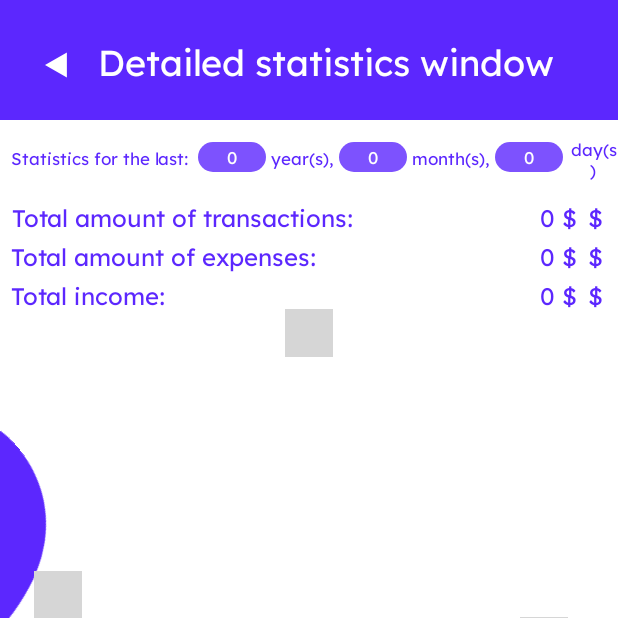
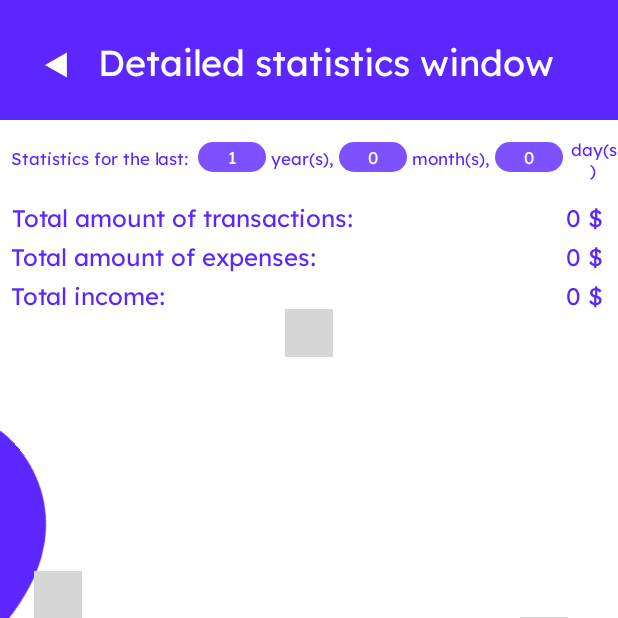
Before and after one commit to ByterGame/finance_tracker, an Android app built with Jetpack Compose: the DetailedStatisticsActivity screen opened directly, with no data from a screen before it, on a phone screen of 412 x 824 dp, the top half of it. Run offline under Robolectric (Android 15) with nearby library versions, the phone set to English and light mode, and no system bars; our stand-ins replace Room's generated code; libraries missing offline, so code that uses them is left out: com.github.mikephil.charting; plain views replace PieChart; 4 statements that could not run were skipped; grey boxes are pictures that could not be loaded.

Commit message:
conversion to base currency for charts, diagrams and detailed statistics screen

```diff
--- a/app/src/main/java/com/example/finance_tracker_app/DetailedStatisticsActivity.kt
+++ b/app/src/main/java/com/example/finance_tracker_app/DetailedStatisticsActivity.kt
@@ -38,6 +38,12 @@ class DetailedStatisticsActivity : AppCompatActivity() {
     private lateinit var binding: DetailedStatisticsLayoutBinding
     private lateinit var db: AppDatabase
     private lateinit var operationDao: OperationDao
+    private var mainCurrency = ""
+    private val currencySymbolMap = mapOf(
+        "USD" to "$", "EUR" to "€", "GBP" to "£", "JPY" to "¥",
+        "CNY" to "¥", "RUB" to "₽", "INR" to "₹", "AUD" to "A$",
+        "CAD" to "C$", "CHF" to "₣", "TRY" to "₺"
+    )
 
 
     data class Category(val name: String, val color: Int)
@@ -55,6 +61,7 @@ class DetailedStatisticsActivity : AppCompatActivity() {
 
     override fun onCreate(savedInstanceState: Bundle?) {
         super.onCreate(savedInstanceState)
+        mainCurrency = getMainCurrency()
         binding = DetailedStatisticsLayoutBinding.inflate(layoutInflater)
         setContentView(binding.root)
 
@@ -69,7 +76,6 @@ class DetailedStatisticsActivity : AppCompatActivity() {
             override fun beforeTextChanged(s: CharSequence?, start: Int, count: Int, after: Int) {}
             override fun onTextChanged(s: CharSequence?, start: Int, before: Int, count: Int) {}
         }
-
         binding.yearsPeriod.addTextChangedListener(watcher)
         binding.monthsPeriod.addTextChangedListener(watcher)
         binding.daysPeriod.addTextChangedListener(watcher)
@@ -158,22 +164,6 @@ class DetailedStatisticsActivity : AppCompatActivity() {
         return sb.toString()
     }
 
-    private fun saveCSVToFile(csvContent: String): android.net.Uri? {
-        return try {
-            val filename = "finance_export_${System.currentTimeMillis()}.csv"
-            val file = File(getExternalFilesDir(null), filename)
-            file.writeText(csvContent)
-            androidx.core.content.FileProvider.getUriForFile(
-                this,
-                "${applicationContext.packageName}.fileprovider",
-                file
-            )
-        } catch (e: Exception) {
-            e.printStackTrace()
-            null
-        }
-    }
-
     private fun saveCSVToDocuments(csvContent: String): File? {
         return try {
             val docsDir = getExternalFilesDir(Environment.DIRECTORY_DOCUMENTS)
@@ -217,28 +207,28 @@ class DetailedStatisticsActivity : AppCompatActivity() {
     }
 
     private fun setupGeneralInfo(operations: List<Operation>) {
-        val income = operations.filter { it.type.lowercase() == "income" }.sumOf { it.amount }
-        val expense = operations.filter { it.type.lowercase() == "expense" }.sumOf { it.amount }
+        val income = operations.filter { it.type.lowercase() == "income" }
+            .sumOf { convertToMainCurrency(it.amount, it.currency) }
 
-        val incomeValue = if (income.isNaN()) 0.0f else income.toFloat()
-        val expenseValue = if (expense.isNaN()) 0.0f else expense.toFloat()
-        val totalValue = expenseValue + incomeValue
+        val expense = operations.filter { it.type.lowercase() == "expense" }
+            .sumOf { convertToMainCurrency(it.amount, it.currency) }
 
-        binding.totalAmount.text = String.format("%,.0f $", totalValue)
-        binding.totalIncome.text = String.format("%,.0f $", incomeValue)
-        binding.totalExpenses.text = String.format("%,.0f $", expenseValue)
+
+
+        binding.totalIncome.text = String.format("%,.0f %s", income, currencySymbolMap[mainCurrency])
+        binding.totalExpenses.text = String.format("%,.0f %s", expense, currencySymbolMap[mainCurrency])
+        binding.totalAmount.text = String.format("%,.0f %s", income + expense, currencySymbolMap[mainCurrency])
     }
 
     private fun setupTotalAmountChart(operations: List<Operation>) {
-        val income = operations.filter { it.type.lowercase() == "income" }.sumOf { it.amount }
-        val expense = operations.filter { it.type.lowercase() == "expense" }.sumOf { it.amount }
-
-        val incomeValue = if (income.isNaN()) 0.0f else income.toFloat()
-        val expenseValue = if (expense.isNaN()) 0.0f else expense.toFloat()
+        val income = operations.filter { it.type.lowercase() == "income" }
+            .sumOf { convertToMainCurrency(it.amount, it.currency) }
+        val expense = operations.filter { it.type.lowercase() == "expense" }
+            .sumOf { convertToMainCurrency(it.amount, it.currency) }
 
         val entries = listOf(
-            PieEntry(incomeValue.toFloat(), "Income"),
-            PieEntry(expenseValue.toFloat(), "Expense")
+            PieEntry(income.toFloat(), "Income"),
+            PieEntry(expense.toFloat(), "Expense")
         )
 
         val colors = listOf(
@@ -264,8 +254,11 @@ class DetailedStatisticsActivity : AppCompatActivity() {
         title: String
     ) {
         val ops = operations.filter { it.type.equals(type, ignoreCase = true) }
-        val total = ops.sumOf { it.amount }
-        val grouped = ops.groupBy { it.category }.mapValues { it.value.sumOf { it.amount } }
+
+        val grouped = ops.groupBy { it.category }
+            .mapValues { it.value.sumOf { op -> convertToMainCurrency(op.amount, op.currency) } }
+
+        val total = grouped.values.sum()
 
         val entries = mutableListOf<PieEntry>()
         val colors = mutableListOf<Int>()
@@ -298,6 +291,7 @@ class DetailedStatisticsActivity : AppCompatActivity() {
             holeRadius = 70f
             transparentCircleRadius = 0f
             description.isEnabled = false
+            pieChart.setHoleColor(ContextCompat.getColor(context, R.color.theme_color))
             this.centerText = centerText
             setCenterTextSize(12f)
             setCenterTextColor(ContextCompat.getColor(context, R.color.primary_color))
@@ -336,7 +330,7 @@ class DetailedStatisticsActivity : AppCompatActivity() {
 
         nameText.text = "$name:"
         amountText.text = String.format("%,.0f", amount)
-        currencyText.text = currency
+        currencyText.text = currencySymbolMap[currency]
 
         val color = if (isIncome) {
             ContextCompat.getColor(this, R.color.income_green)
@@ -368,26 +362,38 @@ class DetailedStatisticsActivity : AppCompatActivity() {
         val incomeTop = operations
             .filter { it.type.lowercase() == "income" }
             .groupBy { it.category }
-            .mapValues { (_, ops) -> ops.sumOf { it.amount } }
+            .mapValues { (_, ops) -> ops.sumOf { convertToMainCurrency(it.amount, it.currency) } }
             .toList()
             .sortedByDescending { it.second }
             .take(3)
 
         incomeTop.forEach { (category, sum) ->
-            addCategoryItem(container, category, sum, "$", isIncome = true)
+            addCategoryItem(container, category, sum, mainCurrency, isIncome = true)
         }
 
         val expenseTop = operations
             .filter { it.type.lowercase() == "expense" }
             .groupBy { it.category }
-            .mapValues { (_, ops) -> ops.sumOf { it.amount } }
+            .mapValues { (_, ops) -> ops.sumOf { convertToMainCurrency(it.amount, it.currency) } }
             .toList()
             .sortedByDescending { it.second }
             .take(3)
 
         expenseTop.forEach { (category, sum) ->
-            addCategoryItem(container, category, sum, "$", isIncome = false)
+            addCategoryItem(container, category, sum, mainCurrency, isIncome = false)
         }
     }
 
+    private fun getMainCurrency(): String {
+        return getSharedPreferences("settings", MODE_PRIVATE)
+            .getString("main_currency", "USD") ?: "USD"
+    }
+
+
+    private fun convertToMainCurrency(amount: Double, fromCurrency: String): Double {
+        val fromRate = ExchangeRatesManager.getRate(fromCurrency)
+        val toRate = ExchangeRatesManager.getRate(mainCurrency)
+        return amount * (toRate / fromRate)
+    }
+
 }
--- a/app/src/main/res/layout/detailed_statistics_layout.xml
+++ b/app/src/main/res/layout/detailed_statistics_layout.xml
@@ -84,6 +84,7 @@
             android:background="@drawable/edittext_background_mini"
             android:inputType="numberDecimal"
             android:hint="0"
+            android:text="1"
             android:textColor="@color/theme_color"
             android:textColorHint="@color/theme_color"
             android:fontFamily="@font/lexend_deca"
@@ -192,20 +193,9 @@
                 android:gravity="end"
                 android:text="12, 142"
                 android:textColor="@color/primary_color"
-                android:textSize="16sp" />
+                android:textSize="16sp"
+                android:layout_marginEnd="10dp"/>
 
-            <TextView
-                android:id="@+id/currency_total_amount"
-                android:layout_width="wrap_content"
-                android:layout_height="wrap_content"
-                android:layout_gravity="center_vertical|end"
-                android:layout_marginLeft="7dp"
-                android:layout_marginRight="10dp"
-                android:fontFamily="@font/lexend_deca"
-                android:gravity="center"
-                android:text="$"
-                android:textColor="@color/primary_color"
-                android:textSize="16sp" />
         </LinearLayout>
 
         <LinearLayout
@@ -236,20 +226,9 @@
                 android:gravity="end"
                 android:text="5, 062"
                 android:textColor="@color/primary_color"
-                android:textSize="16sp" />
+                android:textSize="16sp"
+                android:layout_marginEnd="10dp"/>
 
-            <TextView
-                android:id="@+id/currency_total_expenses"
-                android:layout_width="wrap_content"
-                android:layout_height="wrap_content"
-                android:layout_gravity="center_vertical|end"
-                android:layout_marginLeft="7dp"
-                android:layout_marginRight="10dp"
-                android:fontFamily="@font/lexend_deca"
-                android:gravity="center"
-                android:text="$"
-                android:textColor="@color/primary_color"
-                android:textSize="16sp" />
         </LinearLayout>
 
         <LinearLayout
@@ -280,20 +259,9 @@
                 android:gravity="end"
                 android:text="7, 080"
                 android:textColor="@color/primary_color"
-                android:textSize="16sp" />
+                android:textSize="16sp"
+                android:layout_marginEnd="10dp"/>
 
-            <TextView
-                android:id="@+id/currency_total_income"
-                android:layout_width="wrap_content"
-                android:layout_height="wrap_content"
-                android:layout_gravity="center_vertical|end"
-                android:layout_marginLeft="7dp"
-                android:layout_marginRight="10dp"
-                android:fontFamily="@font/lexend_deca"
-                android:gravity="center"
-                android:text="$"
-                android:textColor="@color/primary_color"
-                android:textSize="16sp" />
         </LinearLayout>
 
     </LinearLayout>
```
Also changed, not shown: app/src/main/java/com/example/finance_tracker_app/DashboardActivity.kt (+25 -5 lines).
